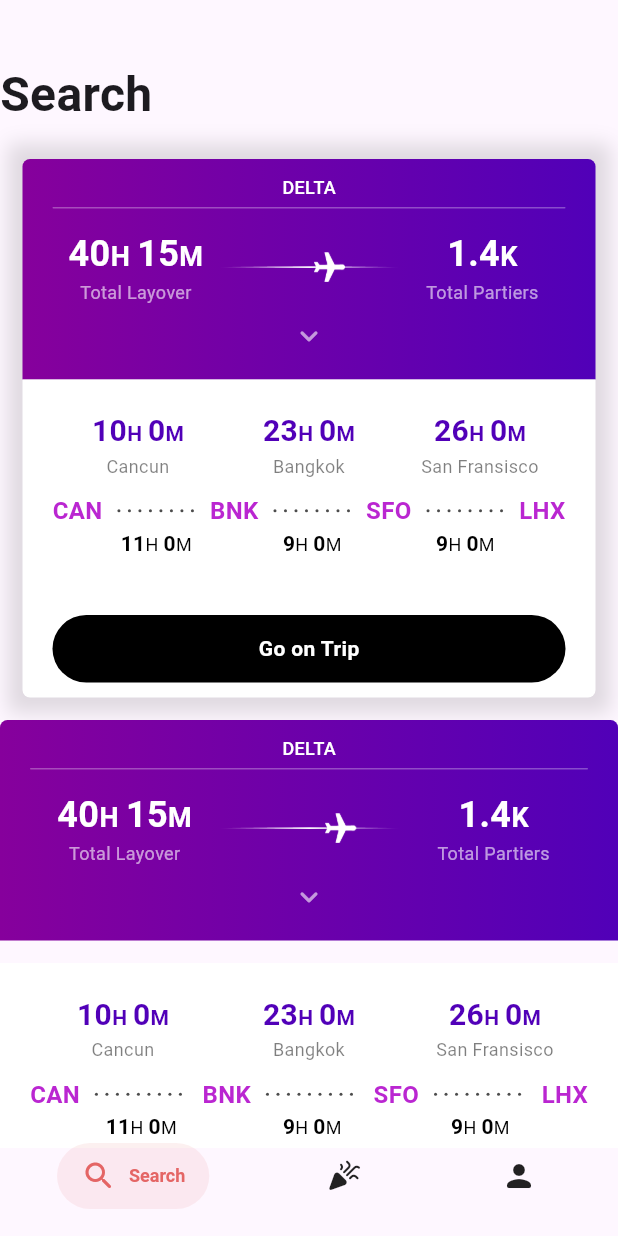
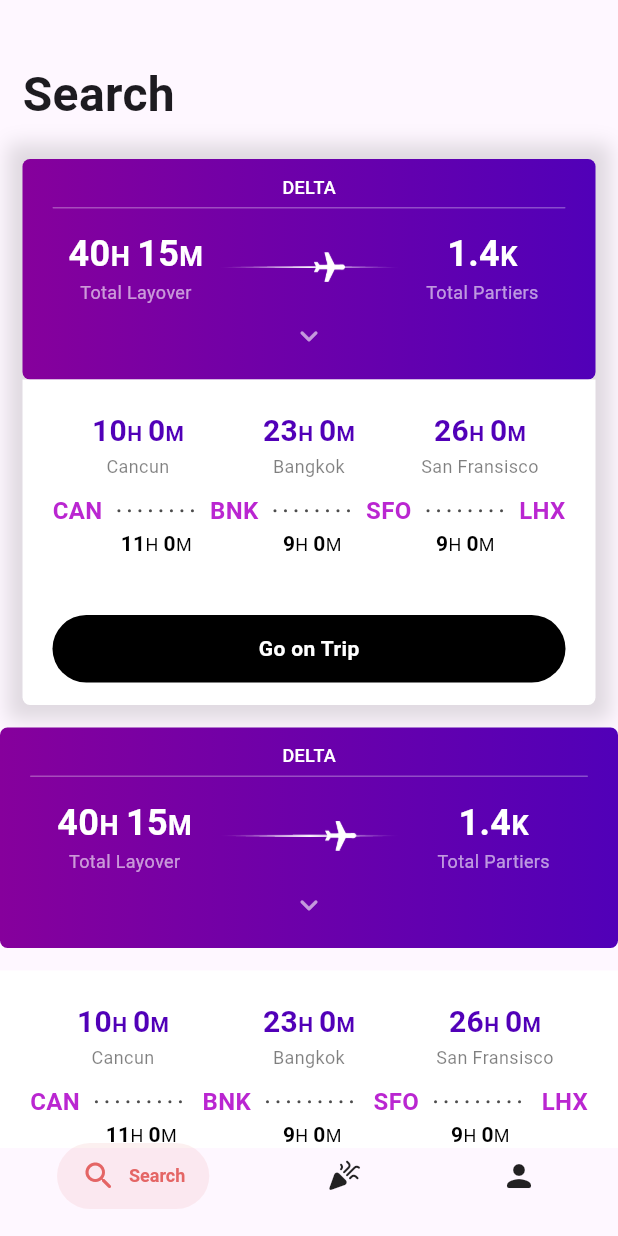
Before and after one commit to benweschler/layover-party-app, a Flutter app: the SearchScreen screen opened by its route, after a tap on "DELTA", on a phone screen of 412 x 824 dp. Run offline on Flutter 3.47's test engine with Material 2 defaults, Android fonts, the phone set to English and light mode, and no system bars; drawn by our look-alikes of dotted_line, salomon_bottom_bar; our stand-ins replace flutter_form_builder, form_builder_validators, freezed_annotation, go_router; accounts and stored records are empty.

Commit message:
Fixed change of top segment from top to preview.

```diff
--- a/lib/screens/search_screen/add_trip_button.dart
+++ b/lib/screens/search_screen/add_trip_button.dart
@@ -12,9 +12,11 @@ class AddTripButton extends StatelessWidget implements TicketSegment {
   Widget build(BuildContext context) {
     return Container(
       height: preferredSize.height,
-      padding: const EdgeInsets.symmetric(
-        vertical: Insets.sm,
-        horizontal: Insets.lg,
+      padding: const EdgeInsets.only(
+        top: Insets.sm,
+        bottom: Insets.med,
+        left: Insets.lg,
+        right: Insets.lg,
       ),
       decoration: const BoxDecoration(
         color: Colors.white,
@@ -46,5 +48,5 @@ class AddTripButton extends StatelessWidget implements TicketSegment {
   }
 
   @override
-  Size get preferredSize => const Size.fromHeight(65);
+  Size get preferredSize => const Size.fromHeight(70);
 }
--- a/lib/screens/search_screen/search_screen.dart
+++ b/lib/screens/search_screen/search_screen.dart
@@ -17,7 +17,8 @@ class SearchScreen extends StatelessWidget {
   @override
   Widget build(BuildContext context) {
     List<TicketSegment> firstSegments = [
-      TripSummarySegment(DummyData.dummyTrip, isDark: false),
+      TripSummarySegment(DummyData.dummyTrip, isPreviewSegment: false),
+      TripSummarySegment(DummyData.dummyTrip, isPreviewSegment: true),
       TripDetailsSegment(DummyData.dummyTrip),
       AddTripButton(onTap: () {}),
     ];
@@ -35,19 +36,23 @@ class SearchScreen extends StatelessWidget {
         addScreenInset: false,
         child: ListView(
           children: [
-            const Text('Search', style: TextStyles.h1),
+            const Padding(
+              padding: EdgeInsets.symmetric(horizontal: Insets.offset),
+              child: Text('Search', style: TextStyles.h1),
+            ),
             const SizedBox(height: Insets.lg),
             Ticket(
-              onClick: () {},
-              frontCard: firstSegments[0],
-              middleCard: firstSegments[1],
-              bottomCard: firstSegments[2],
+              onTap: () {},
+              topCard: firstSegments[0],
+              frontCard: firstSegments[1],
+              middleCard: firstSegments[2],
+              bottomCard: firstSegments[3],
               tileHeights: firstSegments
                   .map((widget) => widget.preferredSize.height)
                   .toList(),
             ),
             const SizedBox(height: Insets.med),
-            TripSummarySegment(DummyData.dummyTrip, isDark: false),
+            TripSummarySegment(DummyData.dummyTrip, isPreviewSegment: false),
             const SizedBox(height: Insets.med),
             TripDetailsSegment(DummyData.dummyTrip),
             const SizedBox(height: Insets.med),
--- a/lib/screens/search_screen/trip_preview_segment.dart
+++ b/lib/screens/search_screen/trip_preview_segment.dart
@@ -11,10 +11,13 @@ import 'local_theme.dart';
 
 class TripSummarySegment extends StatelessWidget implements TicketSegment {
   final Trip trip;
-  final bool isDark;
+  final bool isPreviewSegment;
 
-  const TripSummarySegment(this.trip, {Key? key, required this.isDark})
-      : super(key: key);
+  const TripSummarySegment(
+    this.trip, {
+    Key? key,
+    required this.isPreviewSegment,
+  }) : super(key: key);
 
   @override
   Widget build(BuildContext context) {
@@ -34,12 +37,10 @@ class TripSummarySegment extends StatelessWidget implements TicketSegment {
         vertical: Insets.xs,
         horizontal: Insets.lg,
       ),
-      decoration: const BoxDecoration(
-        gradient: LocalTheme.gradient,
-        borderRadius: BorderRadius.only(
-          topLeft: Corners.smRadius,
-          topRight: Corners.smRadius,
-        ),
+      decoration: BoxDecoration(
+        gradient: isPreviewSegment ? null : LocalTheme.gradient,
+        color: isPreviewSegment ? Colors.black : null,
+        borderRadius: Corners.smBorderRadius,
       ),
       child: Column(
         children: [
--- a/lib/widgets/folding_ticket/ticket.dart
+++ b/lib/widgets/folding_ticket/ticket.dart
@@ -6,7 +6,8 @@ import 'package:layover_party/widgets/folding_ticket/widget_segment_wrapper.dart
 import 'folding_ticket.dart';
 
 class Ticket extends StatefulWidget {
-  final Function onClick;
+  final GestureTapCallback onTap;
+  final TicketSegment topCard;
   final TicketSegment frontCard;
   final TicketSegment middleCard;
   final TicketSegment bottomCard;
@@ -17,12 +18,13 @@ class Ticket extends StatefulWidget {
 
   const Ticket({
     Key? key,
-    required this.onClick,
+    required this.onTap,
+    required this.topCard,
     required this.frontCard,
     required this.middleCard,
     required this.bottomCard,
     required this.tileHeights,
-  })  : assert(tileHeights.length == 3),
+  })  : assert(tileHeights.length == 4),
         super(key: key);
 
   @override
@@ -40,7 +42,10 @@ class _TicketState extends State<Ticket> {
         builder: (_) => Container(
           decoration: BoxDecoration(
             //TODO: change to card color
-            color: Color.alphaBlend(AppColors.of(context).largeSurface, Theme.of(context).scaffoldBackgroundColor),
+            color: Color.alphaBlend(
+              AppColors.of(context).largeSurface,
+              Theme.of(context).scaffoldBackgroundColor,
+            ),
           ),
         ),
         childPreferredSize: _bottomCard.preferredSize,
@@ -52,12 +57,12 @@ class _TicketState extends State<Ticket> {
       entries: [
         FoldingTicketTile(height: widget.tileHeights[0], front: _topCard),
         FoldingTicketTile(
-          height: widget.tileHeights[1],
+          height: widget.tileHeights[2],
           front: _middleCard,
           back: _frontCard,
         ),
         FoldingTicketTile(
-          height: widget.tileHeights[2],
+          height: widget.tileHeights[3],
           front: _bottomCard,
           back: backCard,
         )
@@ -68,11 +73,10 @@ class _TicketState extends State<Ticket> {
   }
 
   void _handleOnTap() {
-    widget.onClick();
+    widget.onTap();
     setState(() {
       _isOpen = !_isOpen;
-      //TODO: update with correct preview
-      _topCard = widget.frontCard;
+      _topCard = widget.topCard;
     });
   }
 }
```
